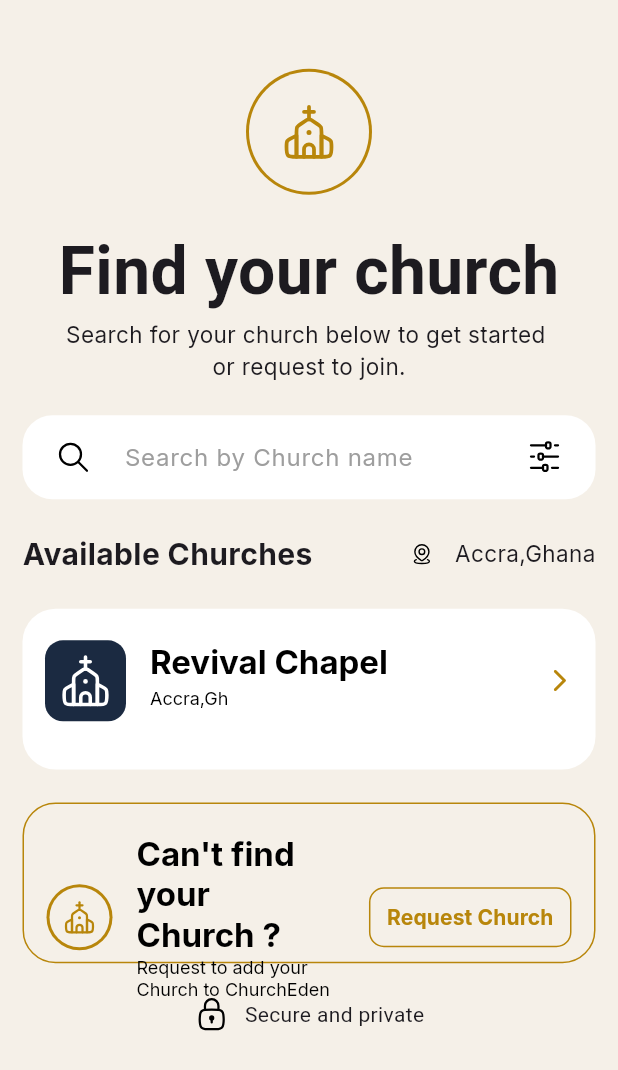
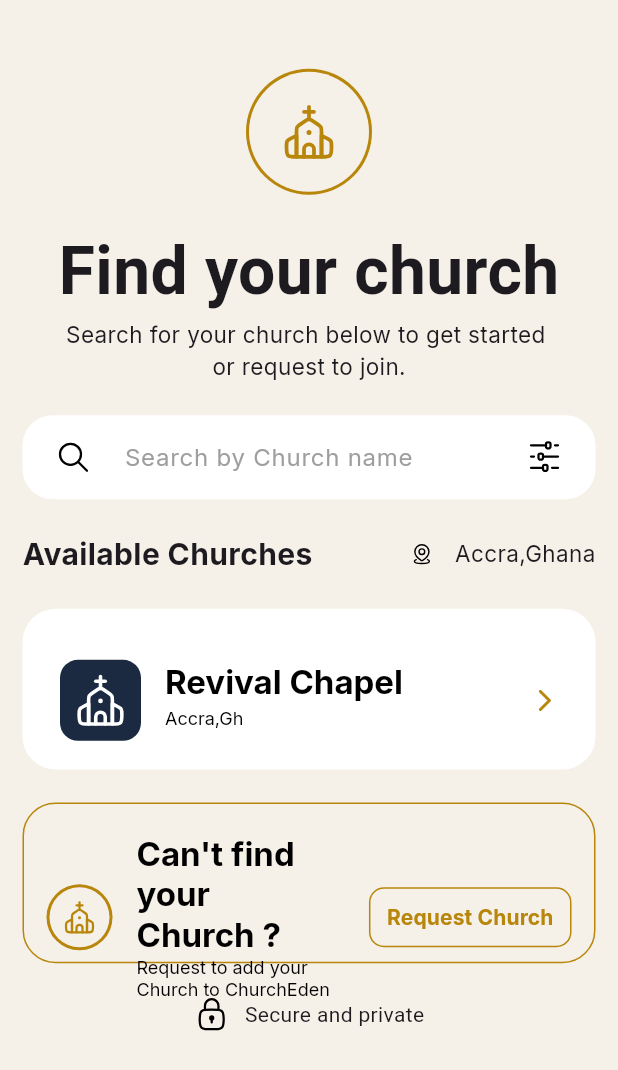
Before and after one commit to churcheden/ChurchEden-Mob, a Flutter app: the screen it shows after launch, on a phone screen of 412 x 824 dp. Shown: the top 1070 px of the screen. Run offline on Flutter 3.47's test engine with Material 3 defaults, Android fonts, the phone set to English and light mode, and no system bars; our stand-ins replace dio, flutter_hooks, flutter_svg, go_router, google_fonts; Roboto replaces fonts that are missing (Playfair).

Commit message:
added the new church hill

```diff
--- a/lib/feature/auth/presentation/widget/nearby_church_tile.dart
+++ b/lib/feature/auth/presentation/widget/nearby_church_tile.dart
@@ -25,7 +25,9 @@ class NearbyChurchTile extends StatelessWidget {
       child: Padding(
         padding: const EdgeInsets.symmetric(horizontal: 15.0),
         child: ListTile(
-          contentPadding: EdgeInsets.symmetric(horizontal: 15, vertical: 12),
+          contentPadding: !isSecond
+              ? EdgeInsets.symmetric(horizontal: 25, vertical: 25)
+              : EdgeInsets.symmetric(horizontal: 15, vertical: 12),
           leading: !isSecond
               ? Container(
                   height: 54,
```
Also changed, not shown: lib/feature/auth/presentation/screens/contact_Info_screen.dart (+9 -3 lines).
